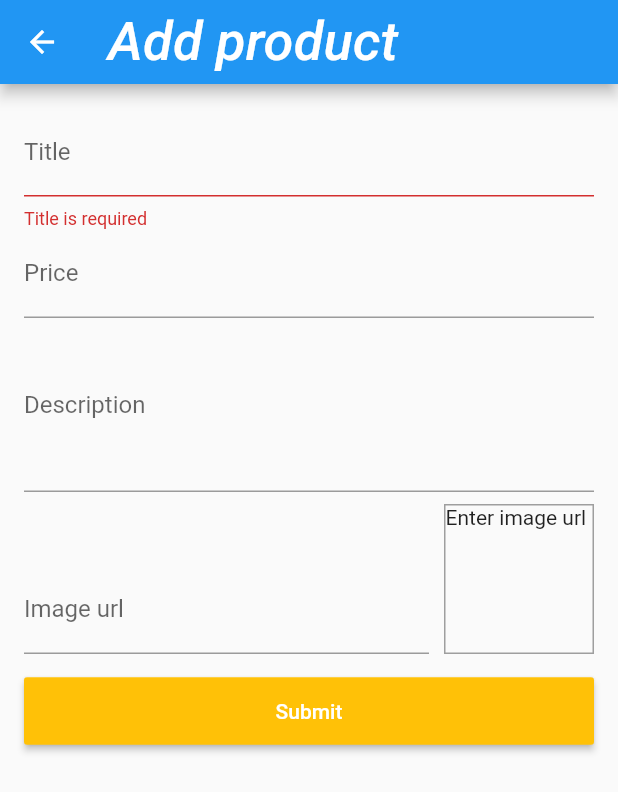
After one commit to Gcsaini/shop_app, a Flutter app: the AddEditProductScreen screen opened by its route, after a tap on "Submit", on a phone screen of 412 x 824 dp. The commit adds this screen. Shown: the top 792 px of the screen. Run offline on Flutter 3.47's test engine with Material 2 defaults, Android fonts, the phone set to English and light mode, and no system bars; missing offline and left inert: dart:html; network calls fail.

Commit message:
form to add product
added a form where user can add products

```diff
--- /dev/null
+++ b/lib/Screens/add_edit_product_screen.dart
@@ -0,0 +1,186 @@
+import 'package:flutter/material.dart';
+import '../Providers/product.dart';
+
+class AddEditProductScreen extends StatefulWidget {
+  static const routeName = 'add-edit-product-screen';
+  const AddEditProductScreen({Key key}) : super(key: key);
+
+  @override
+  State<AddEditProductScreen> createState() => _AddEditProductScreenState();
+}
+
+class _AddEditProductScreenState extends State<AddEditProductScreen> {
+  final _priceFocusNode = FocusNode();
+  final _descriptionFocusNdoe = FocusNode();
+  final _imageFocusNode = FocusNode();
+  final _imageController = TextEditingController();
+  final _form = GlobalKey<FormState>();
+  var _editProduct =
+      Product(id: null, title: '', description: '', imageUrl: '', price: 0);
+
+  @override
+  void initState() {
+    _imageFocusNode.addListener(_updateImageUrl);
+    super.initState();
+  }
+
+  @override
+  void dispose() {
+    _imageFocusNode.removeListener(_updateImageUrl);
+    _priceFocusNode.dispose();
+    _descriptionFocusNdoe.dispose();
+    _imageController.dispose();
+    _imageFocusNode.dispose();
+    super.dispose();
+  }
+
+  void _updateImageUrl() {
+    if (!_imageFocusNode.hasFocus) {
+      setState(() {});
+    }
+  }
+
+  final ButtonStyle raisedButtonStyle = ElevatedButton.styleFrom(
+    onPrimary: Colors.amberAccent,
+    primary: Colors.amber,
+    minimumSize: Size(88, 45),
+    padding: EdgeInsets.symmetric(horizontal: 16),
+    shape: const RoundedRectangleBorder(
+      borderRadius: BorderRadius.all(Radius.circular(2)),
+    ),
+  );
+
+  void _submitData() {
+    final isValid = _form.currentState.validate();
+    if (!isValid) {
+      return;
+    }
+    _form.currentState.save();
+    print(_editProduct.title);
+  }
+
+  @override
+  Widget build(BuildContext context) {
+    return Scaffold(
+      appBar: AppBar(
+        actions: [],
+        title: Text('Add product'),
+      ),
+      body: Padding(
+        padding: const EdgeInsets.all(16.0),
+        child: Form(
+          key: _form,
+          child: ListView(
+            children: [
+              TextFormField(
+                decoration: InputDecoration(labelText: 'Title'),
+                textInputAction: TextInputAction.next,
+                onFieldSubmitted: (_) {
+                  FocusScope.of(context).requestFocus(_priceFocusNode);
+                },
+                validator: (value) {
+                  if (value.isEmpty) {
+                    return 'Title is required';
+                  }
+                  return null;
+                },
+                onSaved: (value) {
+                  _editProduct = Product(
+                      id: _editProduct.id,
+                      title: value,
+                      description: _editProduct.description,
+                      imageUrl: _editProduct.imageUrl,
+                      price:_editProduct.price
+                      );
+                },
+              ),
+              TextFormField(
+                decoration: InputDecoration(labelText: 'Price'),
+                textInputAction: TextInputAction.next,
+                keyboardType: TextInputType.number,
+                focusNode: _priceFocusNode,
+                onFieldSubmitted: (_) {
+                  FocusScope.of(context).requestFocus(_descriptionFocusNdoe);
+                },
+                onSaved: (value) {
+                  _editProduct = Product(
+                      id: _editProduct.id,
+                      title: _editProduct.title,
+                      description: _editProduct.description,
+                      imageUrl: _editProduct.imageUrl,
+                      price: double.parse(value));
+                },
+              ),
+              TextFormField(
+                decoration: InputDecoration(labelText: 'Description'),
+                maxLines: 4,
+                keyboardType: TextInputType.multiline,
+                focusNode: _descriptionFocusNdoe,
+                onSaved: (value) {
+                  _editProduct = Product(
+                      id: _editProduct.id,
+                      title: _editProduct.title,
+                      description: value,
+                      imageUrl: _editProduct.imageUrl,
+                      price: _editProduct.price);
+                },
+              ),
+              Row(
+                crossAxisAlignment: CrossAxisAlignment.end,
+                children: [
+                  Expanded(
+                    child: TextFormField(
+                      decoration: InputDecoration(labelText: 'Image url'),
+                      keyboardType: TextInputType.url,
+                      textInputAction: TextInputAction.done,
+                      controller: _imageController,
+                      focusNode: _imageFocusNode,
+                      onFieldSubmitted: (_) {
+                        _submitData();
+                      },
+                      onSaved: (value) {
+                        _editProduct = Product(
+                            id: _editProduct.id,
+                            title: _editProduct.title,
+                            description: _editProduct.description,
+                            imageUrl: value,
+                            price: _editProduct.price);
+                      },
+                    ),
+                  ),
+                  Container(
+                    width: 100,
+                    height: 100,
+                    margin: EdgeInsets.only(top: 8, left: 10),
+                    decoration: BoxDecoration(
+                      border: Border.all(width: 1, color: Colors.grey),
+                    ),
+                    child: _imageController.text.isEmpty
+                        ? Text('Enter image url')
+                        : FittedBox(
+                            child: Image.network(
+                              _imageController.text,
+                              fit: BoxFit.cover,
+                            ),
+                          ),
+                  ),
+                ],
+              ),
+              Container(
+                margin: EdgeInsets.only(top: 14),
+                child: ElevatedButton(
+                  style: raisedButtonStyle,
+                  onPressed: _submitData,
+                  child: Text(
+                    'Submit',
+                    style: TextStyle(color: Colors.white),
+                  ),
+                ),
+              ),
+            ],
+          ),
+        ),
+      ),
+    );
+  }
+}
--- a/lib/Screens/user_product_screen.dart
+++ b/lib/Screens/user_product_screen.dart
@@ -1,4 +1,5 @@
 import 'package:flutter/material.dart';
+import './add_edit_product_screen.dart';
 import '../Widgets/app_drawer.dart';
 import '../Widgets/user_product_item.dart';
 import 'package:provider/provider.dart';
@@ -13,10 +14,15 @@ class UserProductScreen extends StatelessWidget {
     final productData = Provider.of<Products>(context);
     return Scaffold(
       appBar: AppBar(
-        title: const Text('Manage Products',style: TextStyle(fontSize: 20),),
+        title: const Text(
+          'Manage Products',
+          style: TextStyle(fontSize: 20),
+        ),
         actions: [
           IconButton(
-            onPressed: () {},
+            onPressed: () {
+              Navigator.of(context).pushNamed(AddEditProductScreen.routeName);
+            },
             icon: const Icon(Icons.add),
           )
         ],
@@ -25,11 +31,12 @@ class UserProductScreen extends StatelessWidget {
       body: Padding(
         padding: EdgeInsets.all(15),
         child: ListView.builder(
-          itemBuilder: (_, i) =>Column(
-            children:[
-              UserProductItem(productData.items[i].title, productData.items[i].imageUrl),
+          itemBuilder: (_, i) => Column(
+            children: [
+              UserProductItem(
+                  productData.items[i].title, productData.items[i].imageUrl),
               Divider(),
-          ],
+            ],
           ),
           itemCount: productData.items.length,
         ),
--- a/lib/main.dart
+++ b/lib/main.dart
@@ -1,5 +1,6 @@
 import 'package:flutter/material.dart';
-import 'package:flutter_complete_guide/Screens/user_product_screen.dart';
+import '../Screens/add_edit_product_screen.dart';
+import '../Screens/user_product_screen.dart';
 import './Screens/order_screen.dart';
 import './Screens/cart_screen.dart';
 import '../Providers/cart.dart';
@@ -44,6 +45,7 @@ class MyApp extends StatelessWidget {
           CartScreen.routeName:(ctx)=>CartScreen(),
           OrderScreen.routeName:(ctx)=>OrderScreen(),
           UserProductScreen.routeName:(ctx)=>UserProductScreen(),
+          AddEditProductScreen.routeName:(ctx)=>AddEditProductScreen(),
         },
       ),
     );
```
Also changed, not shown: 2 other files.
